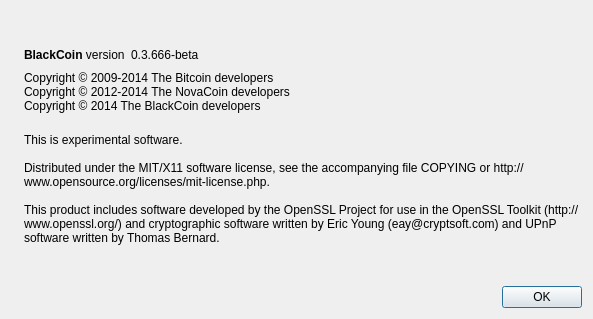
Above: src/qt/forms/aboutdialog.ui from bogatyrov/valorbit before the change. Below: the same form after it.
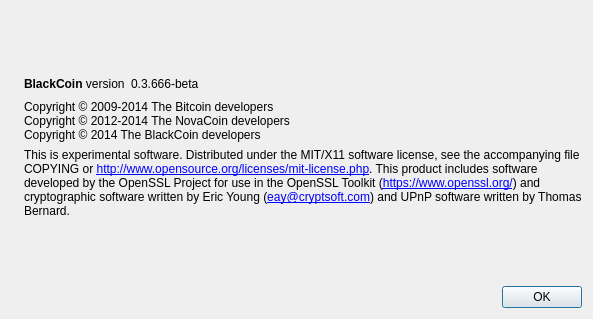
That is the form after the change. Icons and pictures are not drawn.

Commit message: Make links on 'About Bitcoin Core' into clickable (squashed 5 comits into one)

```diff
--- a/src/qt/forms/aboutdialog.ui
+++ b/src/qt/forms/aboutdialog.ui
@@ -109,9 +109,12 @@
         <string>
 This is experimental software.
 
-Distributed under the MIT/X11 software license, see the accompanying file COPYING or http://www.opensource.org/licenses/mit-license.php.
+Distributed under the MIT/X11 software license, see the accompanying file COPYING or &lt;a href=&quot;http://www.opensource.org/licenses/mit-license.php&quot;&gt;http://www.opensource.org/licenses/mit-license.php&lt;/a&gt;.
 
-This product includes software developed by the OpenSSL Project for use in the OpenSSL Toolkit (http://www.openssl.org/) and cryptographic software written by Eric Young (eay@cryptsoft.com) and UPnP software written by Thomas Bernard.</string>
+This product includes software developed by the OpenSSL Project for use in the OpenSSL Toolkit (&lt;a href=&quot;https://www.openssl.org/&quot;&gt;https://www.openssl.org/&lt;/a&gt;) and cryptographic software written by Eric Young (&lt;a href=&quot;mailto:eay@cryptsoft.com&quot;&gt;eay@cryptsoft.com&lt;/a&gt;) and UPnP software written by Thomas Bernard.</string>
+       </property>
+       <property name="textFormat">
+        <enum>Qt::RichText</enum>
        </property>
        <property name="wordWrap">
         <bool>true</bool>
```
